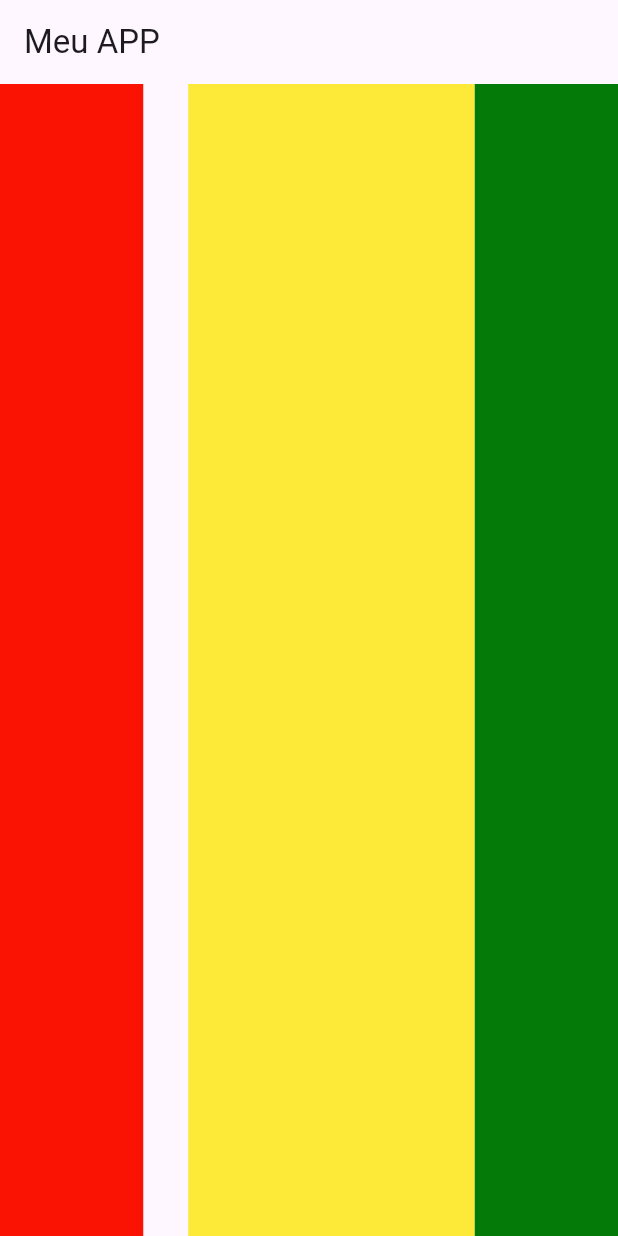
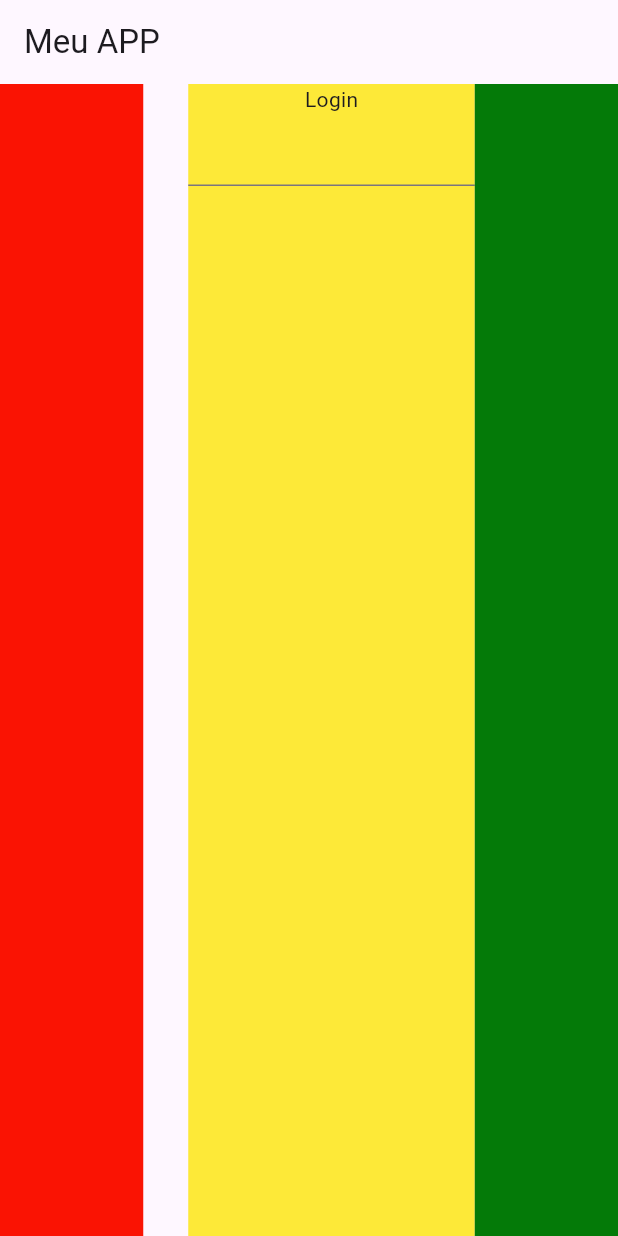
Before and after one commit to euLuizinho/3SIZ_DevCrossPlataform, a Flutter app: the screen it shows after launch, on a phone screen of 412 x 824 dp. Run offline on Flutter 3.47's test engine with Material 3 defaults, Android fonts, the light colour scheme and no system bars.

Commit message:
pequeno commit da primeira aula

```diff
--- a/myapp/lib/home_screen.dart
+++ b/myapp/lib/home_screen.dart
@@ -1,4 +1,5 @@
 import 'package:flutter/material.dart';
+import 'package:myapp/input_costum.dart';
 
 class HomeScreen extends StatefulWidget {
   final  String title;
@@ -9,6 +10,14 @@ class HomeScreen extends StatefulWidget {
 }
 
 class _HomeScreenState extends State<HomeScreen> {
+  late TextEditingController nameController;
+
+  @override
+  void initState() {
+    nameController = TextEditingController();
+    super.initState();
+  }
+
   @override
   Widget build(BuildContext context) {
     return Scaffold(
@@ -18,7 +27,6 @@ class _HomeScreenState extends State<HomeScreen> {
           Expanded(
             flex: 1,
             child: Container(
-
               color: const Color.fromARGB(255, 250, 19, 3),
             ),
           ),
@@ -26,14 +34,18 @@ class _HomeScreenState extends State<HomeScreen> {
           Expanded(
             flex: 2,
             child: Container(
-
               color: const Color.fromARGB(255, 253, 233, 56),
+              child: Column(
+                children: [
+                  Text("Login"),
+                  InputCostum(controller: nameController)
+                ],
+              ),
             ),
           ),
           Expanded(
             flex: 1,
             child: Container(
-
               color: const Color.fromARGB(255, 4, 122, 8),
             ),
           )
```
